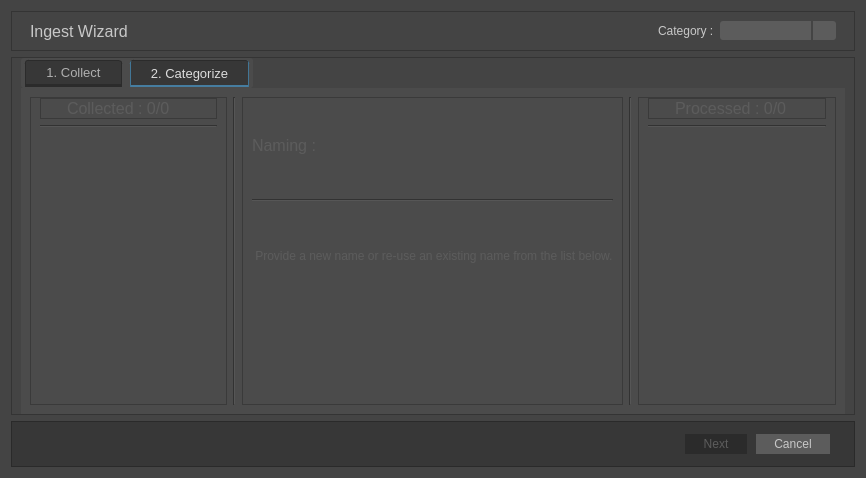
Above: library/ui/ingestion.ui from swillisart/Relic before the change. Below: the same form after it.
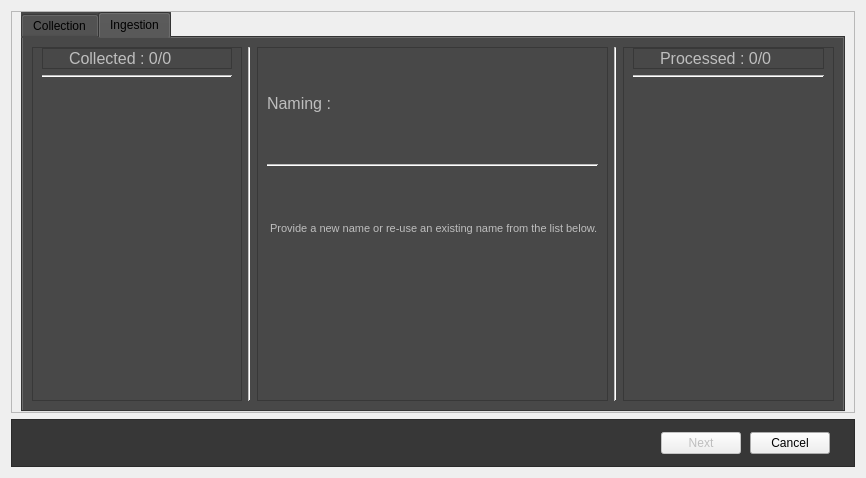
That is the form after the change. The open tabs and pages were chosen to show the change. Icons and pictures are not drawn. Custom widgets are drawn as their Qt base class.

Patch:
```diff
--- a/library/ui/ingestion.ui
+++ b/library/ui/ingestion.ui
@@ -13,582 +13,7 @@
   <property name="windowTitle">
    <string>Form</string>
   </property>
-  <property name="styleSheet">
-   <string notr="true">QWidget {
-	background-color: rgb(68, 68, 68);
-    color: rgb(200, 200, 200);
-    selection-background-color: rgb(126, 126, 126);
-    selection-color: rgb(250, 250, 250);
-    outline: 0;
-}
-QWidget:item {
-    background-color: transparent;
-}
-QWidget:item:hover {
-    background-color: rgb(150, 146, 137);
-    color: rgb(250, 250, 250);
-}
-QWidget:item:selected {
-    background-color: rgb(150, 146, 137);
-    color: rgb(43, 43, 43);
-}
-QWidget:disabled {
-    background-color: rgb(43, 43, 43);
-    color: rgb(92, 92, 92);
-}
-
-QMainWindow::separator {
-  width: 0px;
-  height: 0px;
-  border: 2px solid rgb(43,43,43);
-  border-right: 1px solid rgb(108,108,108);
-  border-bottom: 1px solid rgb(108,108,108);
-  border-radius: 0px;
-  margin: 8px;
-}
-QMainWindow::separator:hover {
-  border-right: 1px solid rgb(150, 146, 137);
-  border-bottom: 1px solid rgb(150, 146, 137);
-}
-QPushButton {
-    outline: none;
-    padding: 3px;
-	padding-left: 18px;
-	padding-right: 18px;
-	border: none;
-    background-color: rgb(92, 92, 92);
-}
-QPushButton:hover {
-    color: rgb(250, 250, 250);
-    background-color: rgb(108, 108, 108);
- }
-QScrollArea {
-    border: 1px solid rgb(57, 57, 57);
-}
-
-/* QMenu ------------------------------------------------------------------ */
-
-QMenu {
-    border: 1px solid rgb(68, 68, 68);
-    background-color: rgb(43, 43, 43);
-    padding: 1px;
-}
-QMenu::separator {
-    height: 1px;
-    background-color: rgb(92, 92, 92);
-    color: rgb(200, 200, 200);
-    padding-left: 2px;
-    margin-left: 0px;
-    margin-right: 0px;
-}
-QMenu::item {
-    padding: 4px;
-    padding-left: 16px;
-    padding-right: 16px;
-    background-color: rgb(68, 68, 68);
-}
-QMenu::indicator {
-    padding: 6px;
-    margin: -1px;
-	width: 13px;
-	height: 13px;
-    background-color: rgb(57, 57, 57);
-}
-QMenu::icon {
-    padding: 4px;
-    margin: 0px;
-	width: 18px;
-	height: 18px;
-    background-color: rgb(57, 57, 57);
-}
-QMenu::indicator:non-exclusive:checked {
-    image: url(:/resources/style/checkbox_checked.svg);
-}
-QMenu::indicator:non-exclusive:unchecked {
-    image: url(:/resources/style/checkbox.svg);
-}
-
-QLineEdit,
-QAbstractSpinBox,
-QTextEdit {
-    background-color: rgb(43, 43, 43);
-    background-image: url();
-    color: rgb(200, 200, 200);
-/*
-    border: 2px solid rgb(43, 43, 43);
-    border-radius: 3px;
-    color: rgb(200, 200, 200);
-    padding: 1px;
-    margin-top: 0px;
-    padding-left: 0px;
-*/
-}
-
-/* QSlider ---------------------------------------------------------------- */
-QSlider::add-page:horizontal, 
-QSlider::sub-page:horizontal,
-QSlider::add-page:vertical, 
-QSlider::sub-page:vertical {
-    background: rgb(43, 43, 43);
-}
-QSlider::add-page:vertical, 
-QSlider::sub-page:vertical {
-    margin-left: 4px;
-    margin-right: 4px;
-}
-QSlider::add-page:horizontal, 
-QSlider::sub-page:horizontal {
-    margin-top: 4px;
-    margin-bottom: 4px;
-}
-QSlider::handle:vertical {
-    background: #787878;
-    border: 2px solid rgb(43, 43, 43);
-    width: 8px;
-    height: 6px;
-    margin: 0 -8px;
-    border-radius: 4px;
-}
-QSlider::handle:horizontal {
-    background: #787878;
-    border: 2px solid rgb(43, 43, 43);
-    margin: -8px 0;
-	width: 6px;
-	height: 8px;
-    border-radius: 4px;
-}
-QSlider::groove {
-    background: rgb(43, 43, 43);
-    border: 1px solid rgb(68, 68, 68);
-    border-radius: 4px;
-    margin: 0px;
-}
-QSlider::groove:horizontal {
-    height: 4px;
-}
-QSlider::groove:vertical {
-    width: 4px;
-}
-QSlider::sub-page:vertical:disabled, 
-QSlider::sub-page:horizontal:disabled {
-    background: #14506E;
-}
-
-/* QScrollBar ------------------------------------------------------------- */
-
-QScrollBar:horizontal {
-    height: 10px;
-    margin: 0px 16px 0px 16px;
-    border: 1px solid rgb(55, 55, 55);
-    border-radius: 40px;
-    background-color: rgb(55, 55, 55);
-}
-QScrollBar::handle:horizontal {
-    background-color: #787878;
-    border: 0px solid rgb(68, 68, 68);
-    border-radius: 4px;
-    min-width: 8px;
-}
-QScrollBar::add-line:horizontal:hover,
-QScrollBar::add-line:horizontal:on,
-QScrollBar::add-line:horizontal {
-    margin: 0px 3px 0px 0px;
-    border-image: url(:/resources/style/stylesheet-branch-closed.png);
-    height: 10px;
-    width: 6px;
-    subcontrol-position: right;
-    subcontrol-origin: margin;
-}
-QScrollBar::sub-line:horizontal:hover,
-QScrollBar::sub-line:horizontal:on,
-QScrollBar::sub-line:horizontal {
-    margin: 0px 0px 0px 3px;
-    border-image: url(:/resources/style/stylesheet-branch-closedleft.png);
-    height: 10px;
-    width: 6px;
-    subcontrol-position: left;
-    subcontrol-origin: margin;
-}
-QScrollBar:vertical {
-    background-color: rgb(55, 55, 55);
-    width: 10px;
-    margin: 16px 0px 16px 0px;
-    border: 1px solid rgb(55, 55, 55);
-    border-radius: 4px;
-}
-QScrollBar::handle:vertical {
-    background-color: #787878;
-    border: 1px solid rgb(68, 68, 68);
-    min-height: 8px;
-    border-radius: 4px;
-}
-QScrollBar::sub-line:vertical {
-    margin: 3px 0px 0px 0px;
-    border-image: url(:/resources/style/stylesheet-branch-openup.png);
-    height: 6px;
-    width: 10px;
-    subcontrol-position: top;
-    subcontrol-origin: margin;
-}
-QScrollBar::add-line:vertical {
-    margin: 0px 0px 3px 0px;
-    border-image: url(:/resources/style/stylesheet-branch-open.png);
-    height: 6px;
-    width: 10px;
-    subcontrol-position: bottom;
-    subcontrol-origin: margin;
-}
-QScrollBar::sub-line:vertical:hover,
-QScrollBar::sub-line:vertical:on {
-    border-image: url(:/resources/style/stylesheet-branch-openup.png);
-    height: 10px;
-    width: 10px;
-    subcontrol-position: top;
-    subcontrol-origin: margin;
-}
-QScrollBar::add-page:horizontal,
-QScrollBar::sub-page:horizontal,
-QScrollBar::up-arrow:horizontal,
-QScrollBar::down-arrow:horizontal,
-QScrollBar::up-arrow:vertical,
-QScrollBar::down-arrow:vertical,
-QScrollBar::add-page:vertical,
-QScrollBar::sub-page:vertical  {
-    background: none;
-}
-
-QListView,
-QTreeView,
-QTableView,
-QColumnView {
-    border: none;
-}
-QListView::item,
-QTreeView::item,
-QTableView::item,
-QColumnView::item {
-    border-top: none;
-    padding: 0px; /*DO NOT CHANGE*/
-    padding-right: 8px; /*DO NOT CHANGE*/
-    margin-top: 2px;
-    margin-bottom: 2px;
-}
-
-QTreeView::branch {
-    border-top: 0px solid rgb(43, 43, 43);
-    border-bottom: 0px solid rgb(43, 43, 43);
-    padding: 4px; /*DO NOT CHANGE*/
-    margin-top: 2px;
-    margin-bottom: 2px;
-}
-QTreeView::branch:has-siblings:!adjoins-item {
-    border-image: url(:/resources/style/stylesheet-vline.png);
-}
-QTreeView::branch:has-siblings:adjoins-item {
-    border-image: url(:/resources/style/stylesheet-branch-more.png);
-}
-QTreeView::branch:!has-children:!has-siblings:adjoins-item {
-    border-image: url(:/resources/style/stylesheet-branch-end.png);
-}
-QTreeView::branch:has-children:!has-siblings:closed,
-QTreeView::branch:closed:has-children:has-siblings {
-    image: url(:/resources/style/treeExpand.svg);
-}
-QTreeView::branch:open:has-children:!has-siblings,
-QTreeView::branch:open:has-children:has-siblings  {
-    image: url(:/resources/style/treeCollapse.svg);
-}
-
-
-/* QCombobox -------------------------------------------------------------- */
-QComboBox {
-    border: 0px;
-    border-radius: 3px;
-    background-color: rgb(92, 92, 92);
-    padding-top: 2px;     /* This fix  #103, #111*/
-    padding-bottom: 1px;  /* This fix  #103, #111*/
-    padding-left: 4px;
-    padding-right: 4px;
-    min-width: 75px;
-}
-QComboBox::drop-down {
-    subcontrol-origin: padding;
-    subcontrol-position: top right;
-    width: 20px;
-    border-left-width: 2px;
-    border-left-color: rgb(68, 68, 68);
-    border-left-style: solid;
-    border-top-right-radius: 0px;
-    border-bottom-right-radius: 0px;
-    padding-right: 3px;
-    margin-left: 6px;
-}
-QComboBox::down-arrow,
-QComboBox::down-arrow:on,
-QComboBox::down-arrow:hover,
-QComboBox::down-arrow:focus {
-    image: url(:/resources/style/stylesheet-branch-open.png);
-}
-
-
-/* QCheckBox -------------------------------------------------------------- */
-
-
-QCheckBox::indicator:checked:hover,
-QTreeView::indicator:checked:hover,
-QListView::indicator:checked:hover {
-    image: url(:/resources/style/checkbox_checked_hover.svg);
-}
-QCheckBox::indicator:unchecked:hover,
-QTreeView::indicator:unchecked:hover,
-QListView::indicator:unchecked:hover {
-    image: url(:/resources/style/checkbox_hover.svg);
-}
-QCheckBox::indicator {
-    width: 14px;
-    height: 14px;
-}
-QCheckBox::indicator:checked,
-QTreeView::indicator:checked,
-QListView::indicator:checked {
-    image: url(:/resources/style/checkbox_checked.svg);
-}
-
-QCheckBox::indicator:checked:hover,
-QTreeView::indicator:checked:hover,
-QListView::indicator:checked:hover {
-    image: url(:/resources/style/checkbox_checked_hover.svg);
-}
-
-QCheckBox::indicator:unchecked,
-QTreeView::indicator:unchecked,
-QListView::indicator:unchecked {
-    color: rgb(43, 43, 43);
-    image: url(:/resources/style/checkbox.svg);
-}
-
-
-
-
-
-
-
-
-
-
-
-
-
-
-
-
-
-
-
-
-
-
-
-
-
-
-
-
-
-
-
-
-
-
-/* QTabWiget -------------------------------------------------------------- */
-
-QTabWidget {
-    padding: 4px;
-    padding-left: 16px;
-    padding-right: 16px;
-    selection-background-color: rgb(68, 68, 68);
-    border: 0;
-}
-QTabWidget::tab-bar {
-    alignment: center;
-}
-QTabWidget::pane {
-    border: none;
-    margin: 0px;
-}
-QTabWidget::pane:selected {
-    background-color: rgb(68, 68, 68);
-}
-
-/* QTabBar ---------------------------------------------------------------- */
-
-QTabBar {
-    qproperty-drawBase: 0;
-    border-radius: 3px;
-    margin: 0px;
-    padding: 4px;
-    border: 0;
-    background-color: rgb(68, 68, 68);
-    font: bold 10pt;
-}
-
-QTabBar::tab {
-    border-bottom: 3px solid rgb(55, 55, 55);
-    color: #787878;
-    background-color: rgb(68, 68, 68);
-}
-
-/* QTabBar::tab - selected ----------------------------------------------- */
-
-QTabBar::tab:top:selected:disabled {
-    border-bottom: 3px solid #14506E;
-    color: #787878;
-    background-color: rgb(68, 68, 68);
-}
-QTabBar::tab:bottom:selected:disabled {
-    border-top: 3px solid #14506E;
-    color: #787878;
-    background-color: rgb(68, 68, 68);
-}
-QTabBar::tab:left:selected:disabled {
-    border-left: 3px solid #14506E;
-    color: #787878;
-    background-color: rgb(68, 68, 68);
-}
-QTabBar::tab:right:selected:disabled {
-    border-right: 3px solid #14506E;
-    color: #787878;
-    background-color: rgb(68, 68, 68);
-}
-
-/* QTabBar::tab - !selected and disabled ---------------------------------- */
-
-QTabBar::tab:disabled {
-	margin: 0; padding: 0; border: none;
-}
-QTabBar::tab:top:!selected:disabled {
-    margin-left: 4px;
-    margin-right: 4px;
-    margin-top: 2px;
-    margin-bottom: 1px;
-    padding-left: 10px; 
-    padding-right: 10px;
-    padding-top: 4px;
-    padding-bottom: 4px;
-    min-width: 4px;
-    border-top-left-radius: 3px;
-    border-top-right-radius: 3px;
-    font-weight: normal;
-    border-bottom: 3px solid rgb(68, 68, 68);
-    border-right: 1px solid rgb(68, 68, 68);
-    border-left: 1px solid rgb(68, 68, 68);
-    border-top: 1px solid rgb(68, 68, 68);
-    color: rgb(100, 100, 100);
-}
-QTabBar::tab:bottom:!selected:disabled {
-    border-top: 3px solid rgb(43, 43, 43);
-    color: #787878;
-    background-color: rgb(43, 43, 43);
-}
-QTabBar::tab:left:!selected:disabled {
-    border-right: 3px solid rgb(43, 43, 43);
-    color: #787878;
-    background-color: rgb(43, 43, 43);
-}
-QTabBar::tab:right:!selected:disabled {
-    border-left: 3px solid rgb(43, 43, 43);
-    color: #787878;
-    background-color: rgb(43, 43, 43);
-}
-/* QTabBar::tab - selected ----------------------------------------------- */
-
-QTabBar::tab {
-    background-color: rgb(55, 55, 55);
-    color: rgb(175, 175, 175);
-    margin-left: 4px;
-    margin-right: 4px;
-    margin-top: 2px;
-    margin-bottom: 1px;
-    padding-left: 18px; 
-    padding-right: 18px;
-    padding-top: 4px;
-    padding-bottom: 4px;
-    min-width: 4px;
-    border-top-left-radius: 3px;
-    border-top-right-radius: 3px;
-    font-weight: normal;
-    border-bottom: 3px solid rgb(43, 43, 43);
-    border-right: 1px solid rgb(43, 43, 43);
-    border-left: 1px solid rgb(43, 43, 43);
-    border-top: 1px solid rgb(43, 43, 43);
-}
-
-QTabBar::tab:selected {
-    color: rgb(220, 220, 220);
-    background-color: qlineargradient(y1: 1, y2: -.5, stop: 0 rgb(55, 105, 140), stop: 0.20 rgb(68, 68, 68));
-    border-bottom: 2px solid rgb(70, 125, 160);
-    border-right: 1px solid rgb(66, 118, 150);
-    border-left: 1px solid rgb(66, 118, 150);
-    border-top-left-radius: 3px;
-    border-top-right-radius: 3px;
-    border-top: 1px solid rgb(43, 43, 43);
-}</string>
-  </property>
   <layout class="QVBoxLayout" name="verticalLayout_3">
-   <item>
-    <widget class="QFrame" name="frame_4">
-     <property name="frameShape">
-      <enum>QFrame::StyledPanel</enum>
-     </property>
-     <property name="frameShadow">
-      <enum>QFrame::Raised</enum>
-     </property>
-     <layout class="QHBoxLayout" name="horizontalLayout_3">
-      <property name="leftMargin">
-       <number>18</number>
-      </property>
-      <property name="rightMargin">
-       <number>18</number>
-      </property>
-      <item>
-       <widget class="QLabel" name="titleLabel">
-        <property name="font">
-         <font>
-          <pointsize>12</pointsize>
-          <bold>false</bold>
-         </font>
-        </property>
-        <property name="text">
-         <string>Ingest Wizard</string>
-        </property>
-       </widget>
-      </item>
-      <item>
-       <spacer name="horizontalSpacer_2">
-        <property name="orientation">
-         <enum>Qt::Horizontal</enum>
-        </property>
-        <property name="sizeHint" stdset="0">
-         <size>
-          <width>40</width>
-          <height>20</height>
-         </size>
-        </property>
-       </spacer>
-      </item>
-      <item>
-       <widget class="QLabel" name="label_3">
-        <property name="text">
-         <string>Category :</string>
-        </property>
-       </widget>
-      </item>
-      <item>
-       <widget class="categoryWidget" name="categoryComboBox"/>
-      </item>
-     </layout>
-    </widget>
-   </item>
    <item>
     <widget class="QFrame" name="frame_2">
      <property name="frameShape">
@@ -605,24 +30,25 @@
        <number>0</number>
       </property>
       <item>
-       <widget class="QTabWidget" name="tabWidget">
+       <widget class="QTabWidget" name="ingestTabWidget">
         <property name="enabled">
          <bool>true</bool>
         </property>
         <property name="styleSheet">
-         <string notr="true">QWidget {
-    background-color: rgb(75, 75, 75);
-}
-QToolTip {
-    background-color: #ffffff;
-}</string>
+         <string notr="true">QTabBar,
+QTabWidget,
+QStackedWidget {background-color: rgb(72, 72, 72);}</string>
         </property>
         <property name="currentIndex">
-         <number>1</number>
+         <number>0</number>
         </property>
         <widget class="QWidget" name="collectTab">
+         <property name="styleSheet">
+          <string notr="true">QFrame,
+QWidget {background-color: rgb(72, 72, 72);}</string>
+         </property>
          <attribute name="title">
-          <string>1. Collect</string>
+          <string>Collection</string>
          </attribute>
          <layout class="QVBoxLayout" name="verticalLayout_4">
           <item>
@@ -754,6 +180,8 @@
                 <property name="font">
                  <font>
                   <pointsize>10</pointsize>
+                  <underline>false</underline>
+                  <kerning>true</kerning>
                  </font>
                 </property>
                 <property name="text">
@@ -826,6 +254,8 @@
                 <property name="font">
                  <font>
                   <pointsize>10</pointsize>
+                  <underline>false</underline>
+                  <kerning>true</kerning>
                  </font>
                 </property>
                 <property name="text">
@@ -916,12 +346,22 @@
          <property name="enabled">
           <bool>false</bool>
          </property>
+         <property name="font">
+          <font>
+           <underline>false</underline>
+           <kerning>true</kerning>
+          </font>
+         </property>
          <attribute name="title">
-          <string>2. Categorize</string>
+          <string>Ingestion</string>
          </attribute>
          <layout class="QHBoxLayout" name="horizontalLayout">
           <item>
-           <widget class="QFrame" name="frame">
+           <widget class="QFrame" name="collected_frame">
+            <property name="styleSheet">
+             <string notr="true">QFrame#collected_subframe,
+QFrame#collected_frame {background-color: rgb(72, 72, 72);}</string>
+            </property>
             <property name="frameShape">
              <enum>QFrame::StyledPanel</enum>
             </property>
@@ -936,7 +376,7 @@
               <number>0</number>
              </property>
              <item>
-              <widget class="QFrame" name="frame_5">
+              <widget class="QFrame" name="collected_subframe">
                <property name="frameShape">
                 <enum>QFrame::StyledPanel</enum>
                </property>
@@ -982,6 +422,8 @@
                    <font>
                     <pointsize>12</pointsize>
                     <bold>false</bold>
+                    <underline>false</underline>
+                    <kerning>true</kerning>
                    </font>
                   </property>
                   <property name="text">
@@ -1014,6 +456,15 @@
              </item>
              <item>
               <widget class="AssetListView" name="collectedListView">
+               <property name="styleSheet">
+                <string notr="true">QWidget#collectedListView {
+background-color: rgb(72, 72, 72);
+border: none;
+}</string>
+               </property>
+               <property name="frameShape">
+                <enum>QFrame::NoFrame</enum>
+               </property>
                <property name="resizeMode">
                 <enum>QListView::Adjust</enum>
                </property>
@@ -1040,6 +491,16 @@
           </item>
           <item>
            <widget class="QFrame" name="categorizeFrame">
+            <property name="font">
+             <font>
+              <underline>false</underline>
+              <kerning>true</kerning>
+             </font>
+            </property>
+            <property name="styleSheet">
+             <string notr="true">QFrame#categorizeFrame {background-color: rgb(72, 72, 72);}
+</string>
+            </property>
             <property name="frameShape">
              <enum>QFrame::StyledPanel</enum>
             </property>
@@ -1065,6 +526,8 @@
                 <font>
                  <pointsize>12</pointsize>
                  <bold>false</bold>
+                 <underline>false</underline>
+                 <kerning>true</kerning>
                 </font>
                </property>
                <property name="text">
@@ -1081,13 +544,27 @@
              </item>
              <item>
               <widget class="QLabel" name="label_5">
+               <property name="font">
+                <font>
+                 <pointsize>8</pointsize>
+                 <underline>false</underline>
+                 <kerning>true</kerning>
+                </font>
+               </property>
                <property name="text">
                 <string> Provide a new name or re-use an existing name from the list below.</string>
                </property>
               </widget>
              </item>
              <item>
-              <widget class="AssetNameListView" name="existingNamesList" native="true"/>
+              <widget class="AssetNameListView" name="existingNamesList" native="true">
+               <property name="font">
+                <font>
+                 <underline>false</underline>
+                 <kerning>true</kerning>
+                </font>
+               </property>
+              </widget>
              </item>
             </layout>
            </widget>
@@ -1100,7 +577,12 @@
            </widget>
           </item>
           <item>
-           <widget class="QFrame" name="frame_6">
+           <widget class="QFrame" name="processed_frame">
+            <property name="styleSheet">
+             <string notr="true">QFrame#processed_subframe,
+QFrame#processed_frame {background-color: rgb(72, 72, 72);}
+</string>
+            </property>
             <property name="frameShape">
              <enum>QFrame::StyledPanel</enum>
             </property>
@@ -1115,7 +597,7 @@
               <number>0</number>
              </property>
              <item>
-              <widget class="QFrame" name="frame_7">
+              <widget class="QFrame" name="processed_subframe">
                <property name="frameShape">
                 <enum>QFrame::StyledPanel</enum>
                </property>
@@ -1161,6 +643,8 @@
                    <font>
                     <pointsize>12</pointsize>
                     <bold>false</bold>
+                    <underline>false</underline>
+                    <kerning>true</kerning>
                    </font>
                   </property>
                   <property name="text">
@@ -1193,6 +677,15 @@
              </item>
              <item>
               <widget class="AssetListView" name="newAssetListView">
+               <property name="styleSheet">
+                <string notr="true">QWidget#newAssetListView {
+background-color: rgb(72, 72, 72);
+border: none;
+}</string>
+               </property>
+               <property name="frameShape">
+                <enum>QFrame::NoFrame</enum>
+               </property>
                <property name="resizeMode">
                 <enum>QListView::Adjust</enum>
                </property>
@@ -1312,11 +805,6 @@
    <header>library.widgets.util.h</header>
    <container>1</container>
   </customwidget>
-  <customwidget>
-   <class>categoryWidget</class>
-   <extends>QComboBox</extends>
-   <header>library.widgets.metadataView.h</header>
-  </customwidget>
  </customwidgets>
  <resources>
   <include location="../../resources.qrc"/>
```
